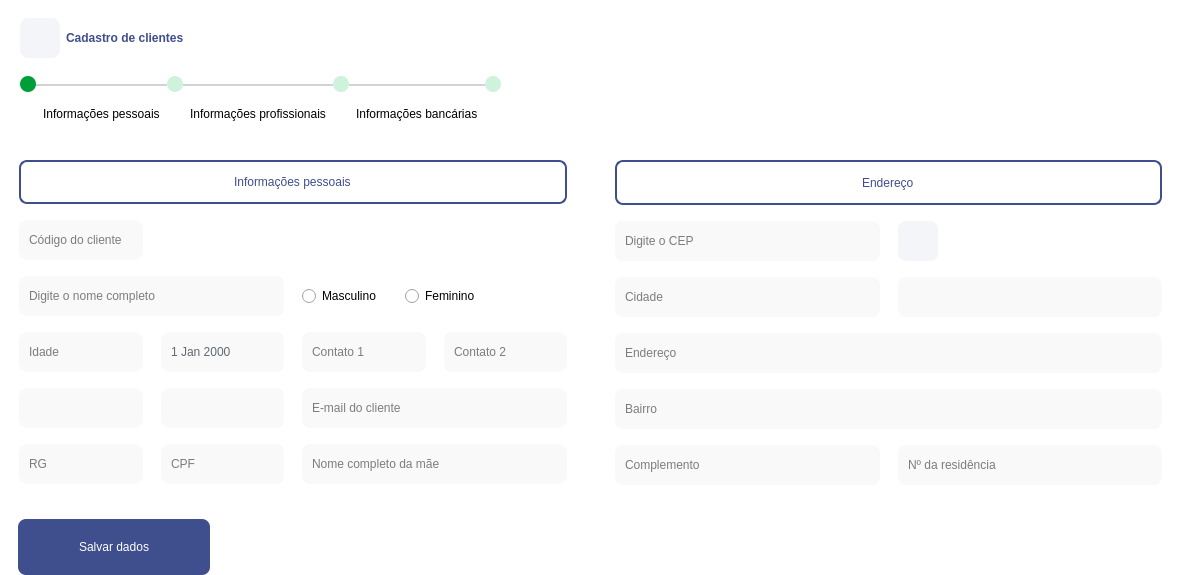
Above: Design/UI/wdgCadastroCliente.ui from newprev/PrevCliente before the change. Below: the same form after it.
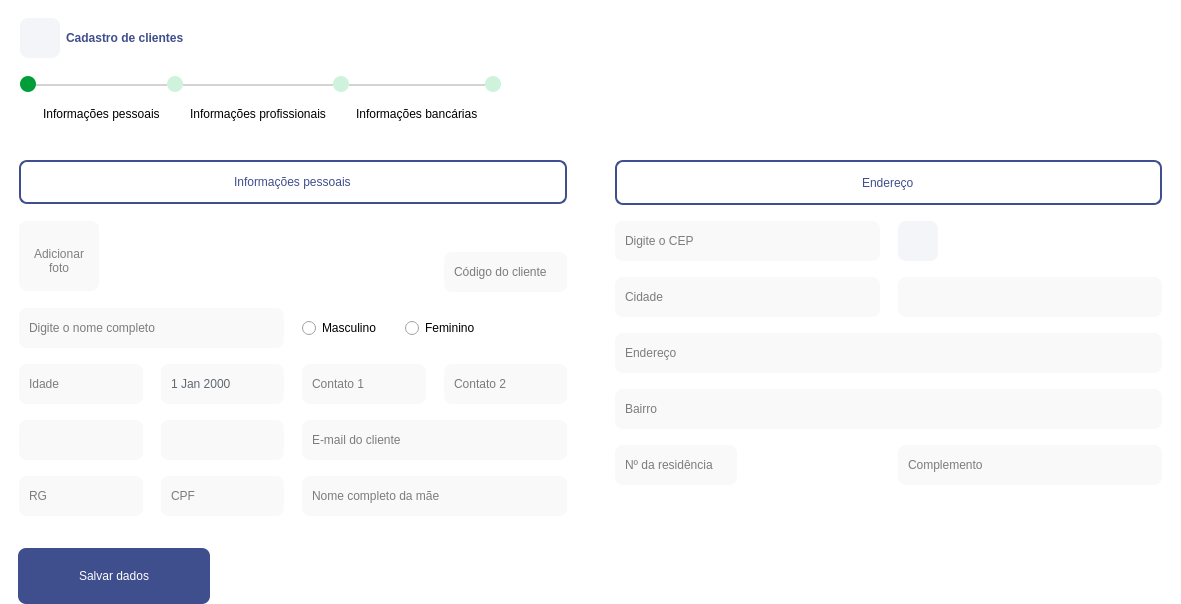
That is the form after the change. Icons and pictures are not drawn.

The edit to the form file:
```diff
--- a/Design/UI/wdgCadastroCliente.ui
+++ b/Design/UI/wdgCadastroCliente.ui
@@ -7,7 +7,7 @@
     <x>0</x>
     <y>0</y>
     <width>1181</width>
-    <height>575</height>
+    <height>604</height>
    </rect>
   </property>
   <property name="windowTitle">
@@ -645,7 +645,8 @@
         </property>
         <property name="styleSheet">
          <string notr="true">/*-------------------------------------------  Stack --------------------------------------------*/
-#stkCliente {
+#stkCliente, #stkFotoUsuario, 
+#wdgSemFoto, #wdgFotoUsuario {
 	background-color: white;
 }
 
@@ -708,6 +709,32 @@
 	border-radius: 8px;
 }
 
+#pbFotoUsuario {
+	font: 12pt &quot;Avenir LT Std&quot;;
+	color: grey;
+	
+	background-color: #F9F9F9;
+	
+	border-radius: 8px;
+	border-top: 10px solid #F9F9F9;
+	border-left: 0px solid #F9F9F9;
+	border-bottom: 0px solid #F9F9F9;
+	border-right: 0px solid #F9F9F9;
+}
+
+#pbFotoUsuario:hover {
+	font: 12pt &quot;Avenir LT Std&quot;;
+	color: grey;
+	
+	background-color: #F4F5F8;
+	
+	border-radius: 8px;
+	border-top: 10px solid #F4F5F8;
+	border-left: 0px solid #F9F9F9;
+	border-bottom: 0px solid #F9F9F9;
+	border-right: 0px solid #F9F9F9;
+}
+
 /*----------------------------  Line Edit ---------------------------------------*/
 QLineEdit {
 	font: 12pt &quot;Avenir LT Std&quot;;
@@ -903,6 +930,16 @@
                 <property name="verticalSpacing">
                  <number>16</number>
                 </property>
+                <item row="2" column="1">
+                 <widget class="QComboBox" name="cbxEstado">
+                  <property name="minimumSize">
+                   <size>
+                    <width>0</width>
+                    <height>40</height>
+                   </size>
+                  </property>
+                 </widget>
+                </item>
                 <item row="0" column="0" colspan="2">
                  <widget class="QFrame" name="frInfoCamposEndereco">
                   <property name="minimumSize">
@@ -934,6 +971,19 @@
                   </layout>
                  </widget>
                 </item>
+                <item row="4" column="0" colspan="2">
+                 <widget class="QLineEdit" name="leEndereco">
+                  <property name="minimumSize">
+                   <size>
+                    <width>0</width>
+                    <height>40</height>
+                   </size>
+                  </property>
+                  <property name="placeholderText">
+                   <string>Endereço</string>
+                  </property>
+                 </widget>
+                </item>
                 <item row="1" column="0">
                  <widget class="QFrame" name="frBuscaCep">
                   <property name="frameShape">
@@ -990,38 +1040,6 @@
                   </layout>
                  </widget>
                 </item>
-                <item row="4" column="0" colspan="2">
-                 <widget class="QLineEdit" name="leEndereco">
-                  <property name="minimumSize">
-                   <size>
-                    <width>0</width>
-                    <height>40</height>
-                   </size>
-                  </property>
-                  <property name="placeholderText">
-                   <string>Endereço</string>
-                  </property>
-                 </widget>
-                </item>
-                <item row="1" column="1">
-                 <widget class="QPushButton" name="pbBuscaCep">
-                  <property name="minimumSize">
-                   <size>
-                    <width>40</width>
-                    <height>40</height>
-                   </size>
-                  </property>
-                  <property name="maximumSize">
-                   <size>
-                    <width>40</width>
-                    <height>40</height>
-                   </size>
-                  </property>
-                  <property name="text">
-                   <string/>
-                  </property>
-                 </widget>
-                </item>
                 <item row="2" column="0">
                  <widget class="QLineEdit" name="leCidade">
                   <property name="minimumSize">
@@ -1035,20 +1053,61 @@
                   </property>
                  </widget>
                 </item>
-                <item row="7" column="1">
+                <item row="5" column="0" colspan="2">
+                 <widget class="QLineEdit" name="leBairro">
+                  <property name="minimumSize">
+                   <size>
+                    <width>0</width>
+                    <height>40</height>
+                   </size>
+                  </property>
+                  <property name="placeholderText">
+                   <string>Bairro</string>
+                  </property>
+                 </widget>
+                </item>
+                <item row="1" column="1">
+                 <widget class="QPushButton" name="pbBuscaCep">
+                  <property name="minimumSize">
+                   <size>
+                    <width>40</width>
+                    <height>40</height>
+                   </size>
+                  </property>
+                  <property name="maximumSize">
+                   <size>
+                    <width>40</width>
+                    <height>40</height>
+                   </size>
+                  </property>
+                  <property name="text">
+                   <string/>
+                  </property>
+                 </widget>
+                </item>
+                <item row="7" column="0">
                  <widget class="QLineEdit" name="leNumero">
+                  <property name="sizePolicy">
+                   <sizepolicy hsizetype="Maximum" vsizetype="Fixed">
+                    <horstretch>0</horstretch>
+                    <verstretch>0</verstretch>
+                   </sizepolicy>
+                  </property>
                   <property name="minimumSize">
                    <size>
                     <width>0</width>
                     <height>40</height>
                    </size>
                   </property>
+                  <property name="maxLength">
+                   <number>5</number>
+                  </property>
                   <property name="placeholderText">
                    <string>Nº da residência</string>
                   </property>
                  </widget>
                 </item>
-                <item row="7" column="0">
+                <item row="7" column="1">
                  <widget class="QLineEdit" name="leComplemento">
                   <property name="minimumSize">
                    <size>
@@ -1061,29 +1120,6 @@
                   </property>
                  </widget>
                 </item>
-                <item row="5" column="0" colspan="2">
-                 <widget class="QLineEdit" name="leBairro">
-                  <property name="minimumSize">
-                   <size>
-                    <width>0</width>
-                    <height>40</height>
-                   </size>
-                  </property>
-                  <property name="placeholderText">
-                   <string>Bairro</string>
-                  </property>
-                 </widget>
-                </item>
-                <item row="2" column="1">
-                 <widget class="QComboBox" name="cbxEstado">
-                  <property name="minimumSize">
-                   <size>
-                    <width>0</width>
-                    <height>40</height>
-                   </size>
-                  </property>
-                 </widget>
-                </item>
                </layout>
               </widget>
              </item>
@@ -1114,57 +1150,27 @@
                 <property name="verticalSpacing">
                  <number>16</number>
                 </property>
-                <item row="4" column="1">
-                 <widget class="QComboBox" name="cbxEscolaridade">
-                  <property name="minimumSize">
-                   <size>
-                    <width>0</width>
-                    <height>40</height>
-                   </size>
-                  </property>
-                 </widget>
-                </item>
-                <item row="3" column="1">
-                 <widget class="QDateEdit" name="dtNascimento">
-                  <property name="minimumSize">
-                   <size>
-                    <width>0</width>
-                    <height>40</height>
-                   </size>
-                  </property>
-                  <property name="calendarPopup">
-                   <bool>true</bool>
-                  </property>
-                 </widget>
-                </item>
-                <item row="6" column="1">
-                 <widget class="QLineEdit" name="leCpf">
-                  <property name="minimumSize">
-                   <size>
-                    <width>0</width>
-                    <height>40</height>
-                   </size>
-                  </property>
-                  <property name="placeholderText">
-                   <string>CPF</string>
-                  </property>
-                 </widget>
-                </item>
                 <item row="3" column="3">
-                 <widget class="QLineEdit" name="leTelefone2">
+                 <widget class="QLineEdit" name="leCdCliente">
                   <property name="minimumSize">
                    <size>
                     <width>0</width>
                     <height>40</height>
                    </size>
                   </property>
+                  <property name="maximumSize">
+                   <size>
+                    <width>16777215</width>
+                    <height>16777215</height>
+                   </size>
+                  </property>
                   <property name="placeholderText">
-                   <string>Contato 2</string>
+                   <string>Código do cliente</string>
                   </property>
                  </widget>
                 </item>
-                <item row="6" column="2" colspan="2">
-                 <widget class="QLineEdit" name="leNomeDaMae">
+                <item row="5" column="2">
+                 <widget class="QLineEdit" name="leTelefone1">
                   <property name="minimumSize">
                    <size>
                     <width>0</width>
@@ -1172,7 +1178,23 @@
                    </size>
                   </property>
                   <property name="placeholderText">
-                   <string>Nome completo da mãe</string>
+                   <string>Contato 1</string>
+                  </property>
+                 </widget>
+                </item>
+                <item row="5" column="0">
+                 <widget class="QLineEdit" name="leIdade">
+                  <property name="minimumSize">
+                   <size>
+                    <width>0</width>
+                    <height>40</height>
+                   </size>
+                  </property>
+                  <property name="text">
+                   <string/>
+                  </property>
+                  <property name="placeholderText">
+                   <string>Idade</string>
                   </property>
                  </widget>
                 </item>
@@ -1207,72 +1229,7 @@
                   </layout>
                  </widget>
                 </item>
-                <item row="4" column="0">
-                 <widget class="QComboBox" name="cbxEstadoCivil">
-                  <property name="minimumSize">
-                   <size>
-                    <width>0</width>
-                    <height>40</height>
-                   </size>
-                  </property>
-                 </widget>
-                </item>
-                <item row="2" column="0" colspan="2">
-                 <widget class="QLineEdit" name="leNomeCliente">
-                  <property name="minimumSize">
-                   <size>
-                    <width>0</width>
-                    <height>40</height>
-                   </size>
-                  </property>
-                  <property name="placeholderText">
-                   <string>Digite o nome completo</string>
-                  </property>
-                 </widget>
-                </item>
-                <item row="4" column="2" colspan="2">
-                 <widget class="QLineEdit" name="leEmail">
-                  <property name="minimumSize">
-                   <size>
-                    <width>0</width>
-                    <height>40</height>
-                   </size>
-                  </property>
-                  <property name="placeholderText">
-                   <string>E-mail do cliente</string>
-                  </property>
-                 </widget>
-                </item>
-                <item row="3" column="0">
-                 <widget class="QLineEdit" name="leIdade">
-                  <property name="minimumSize">
-                   <size>
-                    <width>0</width>
-                    <height>40</height>
-                   </size>
-                  </property>
-                  <property name="text">
-                   <string/>
-                  </property>
-                  <property name="placeholderText">
-                   <string>Idade</string>
-                  </property>
-                 </widget>
-                </item>
-                <item row="3" column="2">
-                 <widget class="QLineEdit" name="leTelefone1">
-                  <property name="minimumSize">
-                   <size>
-                    <width>0</width>
-                    <height>40</height>
-                   </size>
-                  </property>
-                  <property name="placeholderText">
-                   <string>Contato 1</string>
-                  </property>
-                 </widget>
-                </item>
-                <item row="6" column="0">
+                <item row="8" column="0">
                  <widget class="QLineEdit" name="leRg">
                   <property name="minimumSize">
                    <size>
@@ -1285,26 +1242,20 @@
                   </property>
                  </widget>
                 </item>
-                <item row="1" column="0">
-                 <widget class="QLineEdit" name="leCdCliente">
+                <item row="8" column="1">
+                 <widget class="QLineEdit" name="leCpf">
                   <property name="minimumSize">
                    <size>
                     <width>0</width>
                     <height>40</height>
                    </size>
                   </property>
-                  <property name="maximumSize">
-                   <size>
-                    <width>16777215</width>
-                    <height>16777215</height>
-                   </size>
-                  </property>
                   <property name="placeholderText">
-                   <string>Código do cliente</string>
+                   <string>CPF</string>
                   </property>
                  </widget>
                 </item>
-                <item row="2" column="2" colspan="2">
+                <item row="4" column="2" colspan="2">
                  <widget class="QFrame" name="frame_12">
                   <property name="frameShape">
                    <enum>QFrame::NoFrame</enum>
@@ -1358,6 +1309,179 @@
                   </layout>
                  </widget>
                 </item>
+                <item row="1" column="0" rowspan="3">
+                 <widget class="QStackedWidget" name="stkFotoUsuario">
+                  <property name="frameShape">
+                   <enum>QFrame::NoFrame</enum>
+                  </property>
+                  <property name="currentIndex">
+                   <number>0</number>
+                  </property>
+                  <widget class="QWidget" name="wdgSemFoto">
+                   <layout class="QGridLayout" name="gridLayout_10">
+                    <property name="leftMargin">
+                     <number>0</number>
+                    </property>
+                    <property name="topMargin">
+                     <number>0</number>
+                    </property>
+                    <property name="rightMargin">
+                     <number>0</number>
+                    </property>
+                    <property name="bottomMargin">
+                     <number>0</number>
+                    </property>
+                    <property name="spacing">
+                     <number>0</number>
+                    </property>
+                    <item row="0" column="1" alignment="Qt::AlignLeft">
+                     <widget class="QToolButton" name="pbFotoUsuario">
+                      <property name="minimumSize">
+                       <size>
+                        <width>80</width>
+                        <height>70</height>
+                       </size>
+                      </property>
+                      <property name="text">
+                       <string>Adicionar
+foto</string>
+                      </property>
+                      <property name="icon">
+                       <iconset resource="../../Resources/wdgCadastroCliente.qrc">
+                        <normaloff>:/usuario/fotoCliente.png</normaloff>:/usuario/fotoCliente.png</iconset>
+                      </property>
+                      <property name="iconSize">
+                       <size>
+                        <width>40</width>
+                        <height>40</height>
+                       </size>
+                      </property>
+                      <property name="toolButtonStyle">
+                       <enum>Qt::ToolButtonTextUnderIcon</enum>
+                      </property>
+                      <property name="autoRaise">
+                       <bool>false</bool>
+                      </property>
+                      <property name="arrowType">
+                       <enum>Qt::NoArrow</enum>
+                      </property>
+                     </widget>
+                    </item>
+                   </layout>
+                  </widget>
+                  <widget class="QWidget" name="wdgFotoUsuario">
+                   <layout class="QGridLayout" name="gridLayout_11">
+                    <property name="leftMargin">
+                     <number>0</number>
+                    </property>
+                    <property name="topMargin">
+                     <number>0</number>
+                    </property>
+                    <property name="rightMargin">
+                     <number>0</number>
+                    </property>
+                    <property name="bottomMargin">
+                     <number>0</number>
+                    </property>
+                    <property name="spacing">
+                     <number>0</number>
+                    </property>
+                    <item row="0" column="0">
+                     <widget class="QLabel" name="lbFotoCliente">
+                      <property name="text">
+                       <string>FotoCliente</string>
+                      </property>
+                     </widget>
+                    </item>
+                   </layout>
+                  </widget>
+                 </widget>
+                </item>
+                <item row="4" column="0" colspan="2">
+                 <widget class="QLineEdit" name="leNomeCliente">
+                  <property name="minimumSize">
+                   <size>
+                    <width>0</width>
+                    <height>40</height>
+                   </size>
+                  </property>
+                  <property name="placeholderText">
+                   <string>Digite o nome completo</string>
+                  </property>
+                 </widget>
+                </item>
+                <item row="6" column="2" colspan="2">
+                 <widget class="QLineEdit" name="leEmail">
+                  <property name="minimumSize">
+                   <size>
+                    <width>0</width>
+                    <height>40</height>
+                   </size>
+                  </property>
+                  <property name="placeholderText">
+                   <string>E-mail do cliente</string>
+                  </property>
+                 </widget>
+                </item>
+                <item row="5" column="1">
+                 <widget class="QDateEdit" name="dtNascimento">
+                  <property name="minimumSize">
+                   <size>
+                    <width>0</width>
+                    <height>40</height>
+                   </size>
+                  </property>
+                  <property name="calendarPopup">
+                   <bool>true</bool>
+                  </property>
+                 </widget>
+                </item>
+                <item row="5" column="3">
+                 <widget class="QLineEdit" name="leTelefone2">
+                  <property name="minimumSize">
+                   <size>
+                    <width>0</width>
+                    <height>40</height>
+                   </size>
+                  </property>
+                  <property name="placeholderText">
+                   <string>Contato 2</string>
+                  </property>
+                 </widget>
+                </item>
+                <item row="8" column="2" colspan="2">
+                 <widget class="QLineEdit" name="leNomeDaMae">
+                  <property name="minimumSize">
+                   <size>
+                    <width>0</width>
+                    <height>40</height>
+                   </size>
+                  </property>
+                  <property name="placeholderText">
+                   <string>Nome completo da mãe</string>
+                  </property>
+                 </widget>
+                </item>
+                <item row="6" column="1">
+                 <widget class="QComboBox" name="cbxEscolaridade">
+                  <property name="minimumSize">
+                   <size>
+                    <width>0</width>
+                    <height>40</height>
+                   </size>
+                  </property>
+                 </widget>
+                </item>
+                <item row="6" column="0">
+                 <widget class="QComboBox" name="cbxEstadoCivil">
+                  <property name="minimumSize">
+                   <size>
+                    <width>0</width>
+                    <height>40</height>
+                   </size>
+                  </property>
+                 </widget>
+                </item>
                </layout>
               </widget>
              </item>
```
